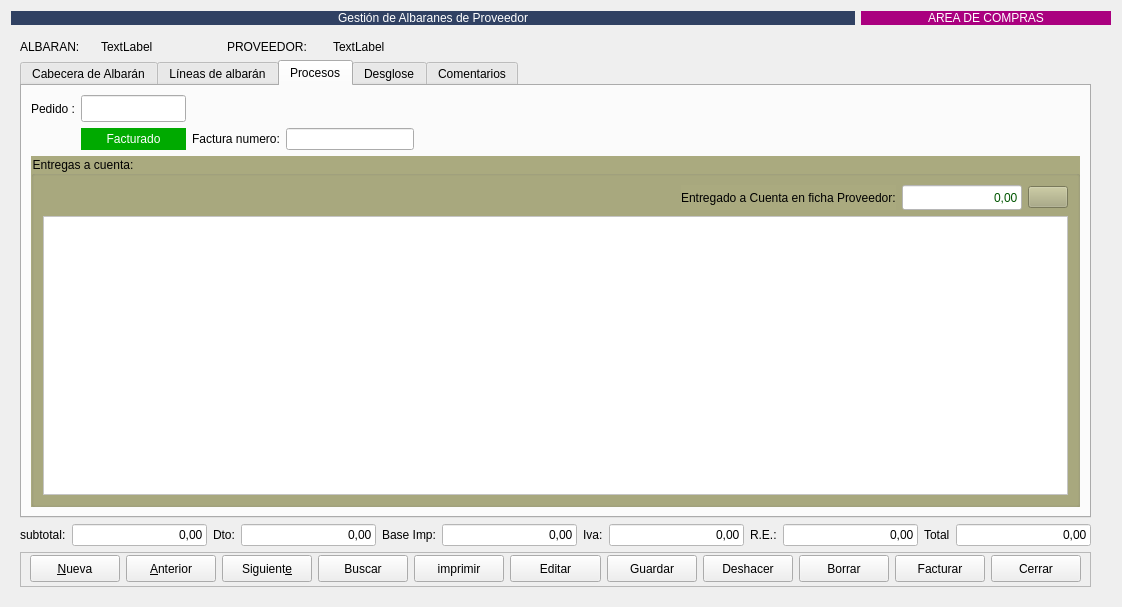
Before: the Qt Designer form Zona_Compras/frmalbaranproveedor.ui in arcnexus/RedFoX, drawn with Qt 5.
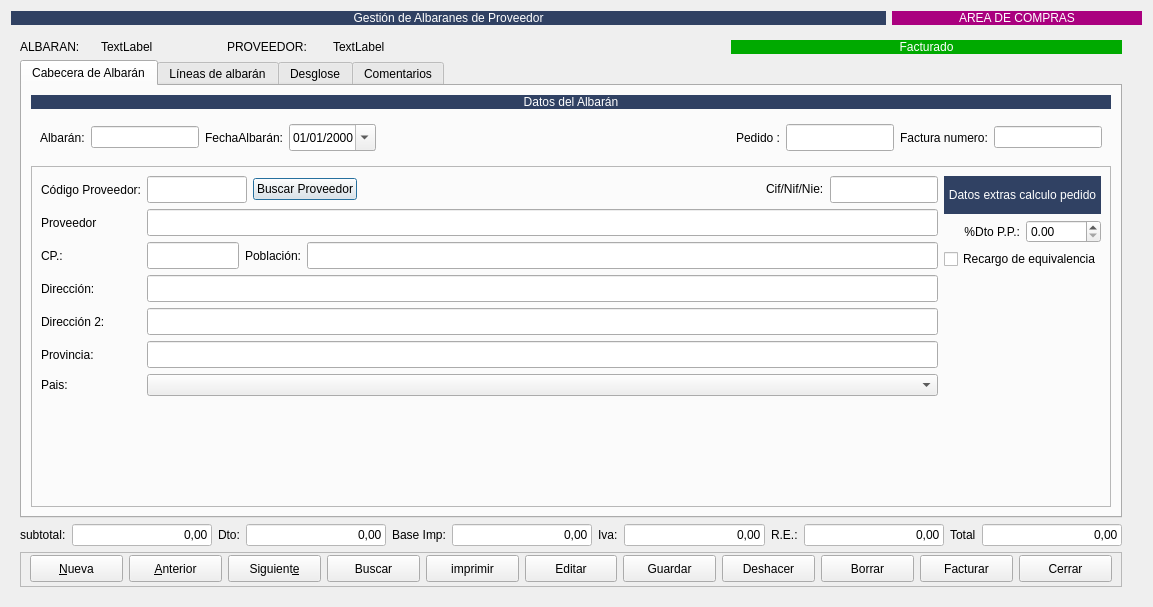
After: the same form once the commit is applied. The open tabs and pages were chosen to show the change. Icons and pictures are not drawn.

Commit message: Revision de forms compras

```diff
--- a/Zona_Compras/frmalbaranproveedor.ui
+++ b/Zona_Compras/frmalbaranproveedor.ui
@@ -6,7 +6,7 @@
    <rect>
     <x>0</x>
     <y>0</y>
-    <width>1122</width>
+    <width>1153</width>
     <height>607</height>
    </rect>
   </property>
@@ -34,7 +34,7 @@
        <property name="rightMargin">
         <number>20</number>
        </property>
-       <item row="0" column="0">
+       <item row="1" column="0">
         <widget class="QLabel" name="label_18">
          <property name="minimumSize">
           <size>
@@ -53,7 +53,7 @@
          </property>
         </widget>
        </item>
-       <item row="0" column="1">
+       <item row="1" column="1">
         <widget class="QLabel" name="lblAlbaran">
          <property name="maximumSize">
           <size>
@@ -66,7 +66,7 @@
          </property>
         </widget>
        </item>
-       <item row="0" column="2">
+       <item row="1" column="2">
         <widget class="QLabel" name="label_21">
          <property name="maximumSize">
           <size>
@@ -79,14 +79,28 @@
          </property>
         </widget>
        </item>
-       <item row="0" column="3">
+       <item row="1" column="3">
         <widget class="QLabel" name="lblproveedor">
          <property name="text">
           <string>TextLabel</string>
          </property>
         </widget>
        </item>
-       <item row="1" column="0" colspan="4">
+       <item row="1" column="4">
+        <widget class="QLabel" name="lbfacturado">
+         <property name="styleSheet">
+          <string notr="true">background-color: rgb(0, 170, 0);
+color: rgb(255, 255, 255);</string>
+         </property>
+         <property name="text">
+          <string>   Facturado   </string>
+         </property>
+         <property name="alignment">
+          <set>Qt::AlignCenter</set>
+         </property>
+        </widget>
+       </item>
+       <item row="2" column="0" colspan="5">
         <widget class="QTabWidget" name="tabWidget_2">
          <property name="currentIndex">
           <number>0</number>
@@ -108,6 +122,12 @@
               </item>
               <item>
                <widget class="QLineEdit" name="txtalbaran">
+                <property name="sizePolicy">
+                 <sizepolicy hsizetype="Minimum" vsizetype="Fixed">
+                  <horstretch>0</horstretch>
+                  <verstretch>0</verstretch>
+                 </sizepolicy>
+                </property>
                 <property name="maximumSize">
                  <size>
                   <width>120</width>
@@ -152,6 +172,58 @@
                 </property>
                </spacer>
               </item>
+              <item>
+               <widget class="QLabel" name="label_24">
+                <property name="text">
+                 <string>Pedido :</string>
+                </property>
+               </widget>
+              </item>
+              <item>
+               <widget class="QLineEdit" name="txtpedido_cliente">
+                <property name="sizePolicy">
+                 <sizepolicy hsizetype="Minimum" vsizetype="Fixed">
+                  <horstretch>0</horstretch>
+                  <verstretch>0</verstretch>
+                 </sizepolicy>
+                </property>
+                <property name="minimumSize">
+                 <size>
+                  <width>0</width>
+                  <height>27</height>
+                 </size>
+                </property>
+                <property name="maximumSize">
+                 <size>
+                  <width>120</width>
+                  <height>16777215</height>
+                 </size>
+                </property>
+               </widget>
+              </item>
+              <item>
+               <widget class="QLabel" name="lblNumFactura">
+                <property name="text">
+                 <string>Factura numero:</string>
+                </property>
+               </widget>
+              </item>
+              <item>
+               <widget class="QLineEdit" name="txtcNumFra">
+                <property name="sizePolicy">
+                 <sizepolicy hsizetype="Minimum" vsizetype="Fixed">
+                  <horstretch>0</horstretch>
+                  <verstretch>0</verstretch>
+                 </sizepolicy>
+                </property>
+                <property name="maximumSize">
+                 <size>
+                  <width>130</width>
+                  <height>16777215</height>
+                 </size>
+                </property>
+               </widget>
+              </item>
              </layout>
             </widget>
            </item>
@@ -521,202 +593,6 @@
            </item>
           </layout>
          </widget>
-         <widget class="QWidget" name="tab_7">
-          <attribute name="title">
-           <string>Procesos</string>
-          </attribute>
-          <layout class="QGridLayout" name="gridLayout_3">
-           <item row="0" column="0">
-            <widget class="QLabel" name="label_24">
-             <property name="text">
-              <string>Pedido :</string>
-             </property>
-            </widget>
-           </item>
-           <item row="1" column="2">
-            <widget class="QLabel" name="lblNumFactura">
-             <property name="text">
-              <string>Factura numero:</string>
-             </property>
-            </widget>
-           </item>
-           <item row="1" column="4">
-            <spacer name="horizontalSpacer_7">
-             <property name="orientation">
-              <enum>Qt::Horizontal</enum>
-             </property>
-             <property name="sizeHint" stdset="0">
-              <size>
-               <width>40</width>
-               <height>20</height>
-              </size>
-             </property>
-            </spacer>
-           </item>
-           <item row="0" column="2" colspan="3">
-            <spacer name="horizontalSpacer_5">
-             <property name="orientation">
-              <enum>Qt::Horizontal</enum>
-             </property>
-             <property name="sizeHint" stdset="0">
-              <size>
-               <width>893</width>
-               <height>20</height>
-              </size>
-             </property>
-            </spacer>
-           </item>
-           <item row="1" column="3">
-            <widget class="QLineEdit" name="txtcNumFra">
-             <property name="maximumSize">
-              <size>
-               <width>130</width>
-               <height>16777215</height>
-              </size>
-             </property>
-            </widget>
-           </item>
-           <item row="2" column="0" colspan="5">
-            <widget class="QGroupBox" name="groupBox_3">
-             <property name="styleSheet">
-              <string notr="true">background-color: rgb(170, 170, 127);</string>
-             </property>
-             <property name="title">
-              <string>Entregas a cuenta:</string>
-             </property>
-             <layout class="QGridLayout" name="gridLayout_8">
-              <item row="0" column="0">
-               <spacer name="horizontalSpacer_6">
-                <property name="orientation">
-                 <enum>Qt::Horizontal</enum>
-                </property>
-                <property name="sizeHint" stdset="0">
-                 <size>
-                  <width>314</width>
-                  <height>20</height>
-                 </size>
-                </property>
-               </spacer>
-              </item>
-              <item row="0" column="1">
-               <layout class="QHBoxLayout" name="horizontalLayout_4">
-                <item>
-                 <spacer name="horizontalSpacer_8">
-                  <property name="orientation">
-                   <enum>Qt::Horizontal</enum>
-                  </property>
-                  <property name="sizeHint" stdset="0">
-                   <size>
-                    <width>40</width>
-                    <height>20</height>
-                   </size>
-                  </property>
-                 </spacer>
-                </item>
-                <item>
-                 <widget class="QLabel" name="label_23">
-                  <property name="text">
-                   <string>Entregado a Cuenta en ficha Proveedor:</string>
-                  </property>
-                 </widget>
-                </item>
-                <item>
-                 <widget class="QLineEdit" name="txtentregado_a_cuenta">
-                  <property name="enabled">
-                   <bool>false</bool>
-                  </property>
-                  <property name="minimumSize">
-                   <size>
-                    <width>0</width>
-                    <height>25</height>
-                   </size>
-                  </property>
-                  <property name="maximumSize">
-                   <size>
-                    <width>120</width>
-                    <height>16777215</height>
-                   </size>
-                  </property>
-                  <property name="styleSheet">
-                   <string notr="true">background-color: rgb(255, 255, 255);
-color: rgb(0, 85, 0);</string>
-                  </property>
-                  <property name="text">
-                   <string>0,00</string>
-                  </property>
-                  <property name="alignment">
-                   <set>Qt::AlignRight|Qt::AlignTrailing|Qt::AlignVCenter</set>
-                  </property>
-                  <property name="readOnly">
-                   <bool>true</bool>
-                  </property>
-                 </widget>
-                </item>
-                <item>
-                 <widget class="QPushButton" name="btnAnadirEntrega">
-                  <property name="toolTip">
-                   <string>Añadir entregas a cuenta</string>
-                  </property>
-                  <property name="icon">
-                   <iconset>
-                    <normaloff>:/Icons/PNG/add.png</normaloff>:/Icons/PNG/add.png</iconset>
-                  </property>
-                  <property name="iconSize">
-                   <size>
-                    <width>15</width>
-                    <height>15</height>
-                   </size>
-                  </property>
-                 </widget>
-                </item>
-               </layout>
-              </item>
-              <item row="1" column="0" colspan="2">
-               <widget class="QTableView" name="tabla_entregas">
-                <property name="styleSheet">
-                 <string notr="true">background-color: rgb(255, 255, 255);
-alternate-background-color: rgb(255, 255, 222);</string>
-                </property>
-                <property name="alternatingRowColors">
-                 <bool>true</bool>
-                </property>
-               </widget>
-              </item>
-             </layout>
-            </widget>
-           </item>
-           <item row="0" column="1">
-            <widget class="QLineEdit" name="txtpedido_cliente">
-             <property name="minimumSize">
-              <size>
-               <width>0</width>
-               <height>27</height>
-              </size>
-             </property>
-             <property name="maximumSize">
-              <size>
-               <width>120</width>
-               <height>16777215</height>
-              </size>
-             </property>
-            </widget>
-           </item>
-           <item row="1" column="1">
-            <widget class="QLabel" name="lbfacturado">
-             <property name="styleSheet">
-              <string notr="true">background-color: rgb(0, 170, 0);
-color: rgb(255, 255, 255);</string>
-             </property>
-             <property name="text">
-              <string>   Facturado   </string>
-             </property>
-             <property name="alignment">
-              <set>Qt::AlignCenter</set>
-             </property>
-            </widget>
-           </item>
-          </layout>
-         </widget>
          <widget class="QWidget" name="tab_8">
           <attribute name="title">
            <string>Desglose</string>
@@ -1613,16 +1489,6 @@
               <item row="1" column="2">
                <widget class="QComboBox" name="cboporc_iva_gasto2"/>
               </item>
-              <item row="0" column="0">
-               <widget class="QLineEdit" name="txtGastoDist1">
-                <property name="enabled">
-                 <bool>true</bool>
-                </property>
-                <property name="placeholderText">
-                 <string>Descripcion...</string>
-                </property>
-               </widget>
-              </item>
               <item row="0" column="1">
                <widget class="QDoubleSpinBox" name="SpinGastoDist1">
                 <property name="minimum">
@@ -1633,6 +1499,16 @@
                 </property>
                </widget>
               </item>
+              <item row="0" column="0">
+               <widget class="QLineEdit" name="txtGastoDist1">
+                <property name="enabled">
+                 <bool>true</bool>
+                </property>
+                <property name="placeholderText">
+                 <string>Descripcion...</string>
+                </property>
+               </widget>
+              </item>
               <item row="2" column="1">
                <widget class="QDoubleSpinBox" name="SpinGastoDist3">
                 <property name="minimum">
@@ -1779,7 +1655,7 @@
          </widget>
         </widget>
        </item>
-       <item row="2" column="0" colspan="4">
+       <item row="3" column="0" colspan="5">
         <layout class="QHBoxLayout" name="horizontalLayout_3">
          <item>
           <widget class="QLabel" name="label_8">
@@ -1924,7 +1800,7 @@
          </item>
         </layout>
        </item>
-       <item row="3" column="0" colspan="4">
+       <item row="4" column="0" colspan="5">
         <widget class="QFrame" name="frame_4">
          <property name="minimumSize">
           <size>
```
Left out of the diff: 5 changed lines with no effect on the pictures. The commit also changes 1 other file.
